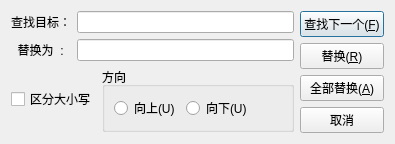
Old version of the form MyNotepad/replacedialog.ui in the repository cheying123/QT.
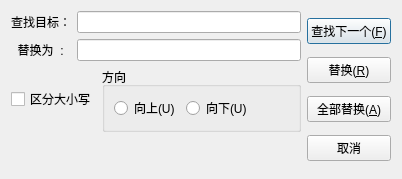
New version of the form.

```diff
--- a/MyNotepad/replacedialog.ui
+++ b/MyNotepad/replacedialog.ui
@@ -6,8 +6,8 @@
    <rect>
     <x>0</x>
     <y>0</y>
-    <width>395</width>
-    <height>139</height>
+    <width>402</width>
+    <height>179</height>
    </rect>
   </property>
   <property name="sizePolicy">
@@ -50,16 +50,16 @@
           <string>方向</string>
          </property>
          <layout class="QHBoxLayout" name="horizontalLayout">
-          <item>
-           <widget class="QRadioButton" name="rbDown">
-            <property name="text">
-             <string>向上(U)</string>
-            </property>
-           </widget>
-          </item>
           <item>
            <widget class="QRadioButton" name="rbUp">
             <property name="text">
+             <string>向上(U)</string>
+            </property>
+           </widget>
+          </item>
+          <item>
+           <widget class="QRadioButton" name="rbDown">
+            <property name="text">
              <string>向下(U)</string>
             </property>
            </widget>
```
Left out of the diff: 6 changed lines with no effect on the pictures.
